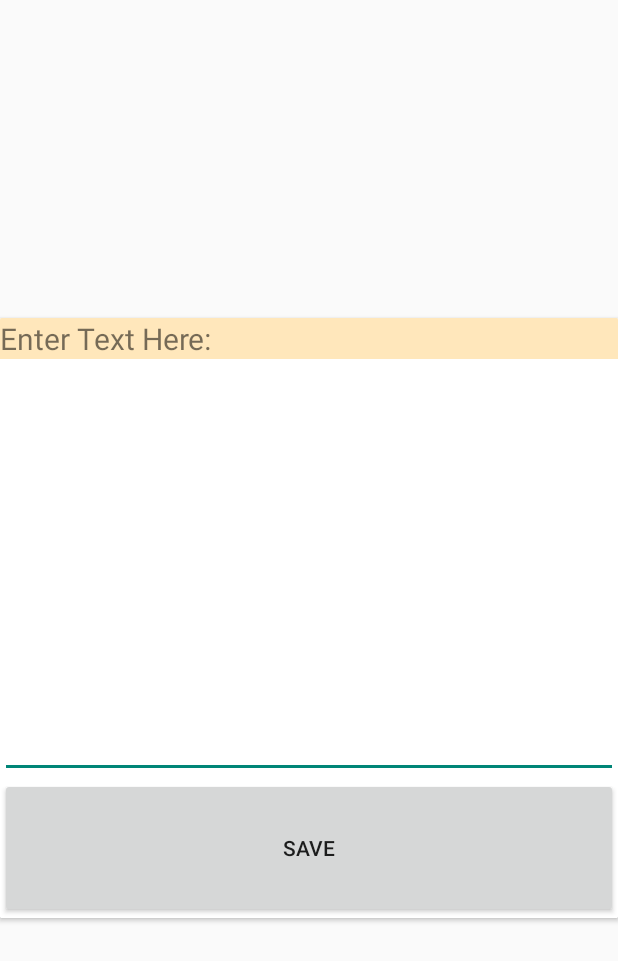
After one commit to sambulosenda/now-feed, an Android app: the layout todo_card.xml on its own in the app's theme, with its tools: preview values and no code run, on a phone screen of 412 x 824 dp. The commit adds this screen. Shown: the top 961 px of the screen. Run offline under Robolectric (Android 15) with nearby library versions, the phone set to English and light mode, and no system bars.

Commit message:
commiting to pull from cards-map

```diff
--- a/NowFeed/app/src/main/java/com/jaellysbales/nowfeed/MapsCard.java
+++ b/NowFeed/app/src/main/java/com/jaellysbales/nowfeed/MapsCard.java
@@ -52,9 +52,9 @@ public class MapsCard implements OnMapReadyCallback,
         //setUpMapIfNeeded(activity);
 
         locationProvider = new LocationProvider(mapsView.getContext(), null);
-        DirectionsProvider directionsProvider = new DirectionsProvider(mapsView.getContext());
+        //DirectionsProvider directionsProvider = new DirectionsProvider(mapsView.getContext());
 
-        directionsProvider.makeUrl(start.latitude, start.longitude, end.latitude, end.longitude);
+        //directionsProvider.makeUrl(start.latitude, start.longitude, end.latitude, end.longitude);
 
         // Launch intent for user to get directions from current location to destination
         tv_card_map_directions.setOnClickListener(tv_map_directions_listener);
--- a/NowFeed/app/src/main/java/com/jaellysbales/nowfeed/MapsFragment.java
+++ b/NowFeed/app/src/main/java/com/jaellysbales/nowfeed/MapsFragment.java
@@ -87,9 +87,9 @@ public class MapsFragment extends Fragment implements OnMapReadyCallback,
         tv_card_map_directions = (TextView) view.findViewById(R.id.tv_card_map_directions);
 
         locationProvider = new LocationProvider(getActivity(), this);
-        DirectionsProvider directionsProvider = new DirectionsProvider(getActivity());
+        //DirectionsProvider directionsProvider = new DirectionsProvider(getActivity());
 
-        directionsProvider.makeUrl(start.latitude, start.longitude, end.latitude, end.longitude);
+        //directionsProvider.makeUrl(start.latitude, start.longitude, end.latitude, end.longitude);
 
         // Launch intent for user to get directions from current location to destination
         tv_card_map_directions.setOnClickListener(tv_map_directions_listener);
--- a/NowFeed/app/src/main/res/layout/alarm_card.xml
+++ b/NowFeed/app/src/main/res/layout/alarm_card.xml
@@ -33,6 +33,7 @@ card_view:cardCornerRadius="1dp">
     <Button
         android:id="@+id/select_time_button"
         android:text="select time"
+        android:visibility="invisible"
         android:layout_weight="1"
         android:layout_width="match_parent"
         android:layout_height="0dp" />
--- /dev/null
+++ b/NowFeed/app/src/main/res/layout/todo_card.xml
@@ -0,0 +1,44 @@
+<?xml version="1.0" encoding="utf-8"?>
+
+<android.support.v7.widget.CardView xmlns:card_view="http://schemas.android.com/apk/res-auto"
+    xmlns:android="http://schemas.android.com/apk/res/android"
+    android:id="@+id/Card_View"
+    android:layout_gravity="center"
+    android:layout_width="match_parent"
+    android:layout_height="400dp"
+    card_view:cardCornerRadius="1dp">
+
+
+    <LinearLayout
+        android:orientation="vertical"
+        android:layout_width="match_parent"
+        android:layout_height="match_parent">
+
+        <TextView
+            android:id="@+id/input_textView"
+            android:text="Enter Text Here: "
+            android:textSize="20dp"
+            android:background="#ffffe7bb"
+            android:layout_width="match_parent"
+            android:layout_height="wrap_content" />
+
+        <EditText
+            android:id="@+id/textBox_editText"
+            android:textSize="20dp"
+            android:layout_weight="3"
+            android:singleLine="false"
+            android:gravity="top"
+            android:lines="10"
+            android:layout_width="match_parent"
+            android:layout_height="0dp" />
+
+        <Button
+            android:id="@+id/save_button"
+            android:text="save"
+            android:layout_weight="1"
+            android:layout_width="match_parent"
+            android:layout_height="0dp" />
+
+    </LinearLayout>
+
+</android.support.v7.widget.CardView>
--- a/NowFeed/app/src/main/res/values/strings.xml
+++ b/NowFeed/app/src/main/res/values/strings.xml
@@ -6,4 +6,8 @@
     <string name="ok">OK</string>
     <string name="dialog_title">Set addresses</string>
 
+
+    <!--Todo: DO NOT COMMIT THIS -->
+    <string name="PUT_YOUR_KEY_HERE">AIzaSyCsltXYb_w-qLh1bWa9FxB1-VRHl5jojJ4</string>
+
 </resources>
```
Also changed, not shown: NowFeed/app/src/main/java/com/jaellysbales/nowfeed/AlarmCard.java (+21 -9 lines), NowFeed/app/src/main/java/com/jaellysbales/nowfeed/CardAdapter.java (+14 -3 lines), NowFeed/app/src/main/java/com/jaellysbales/nowfeed/MapsActivity.java (+10 -21 lines), NowFeed/app/src/main/java/com/jaellysbales/nowfeed/TodoCard.java (+66 -1 lines), NowFeed/app/src/main/res/layout/activity_main.xml (+6 -12 lines), NowFeed/app/src/main/res/layout/activity_maps.xml (+8 -12 lines).
